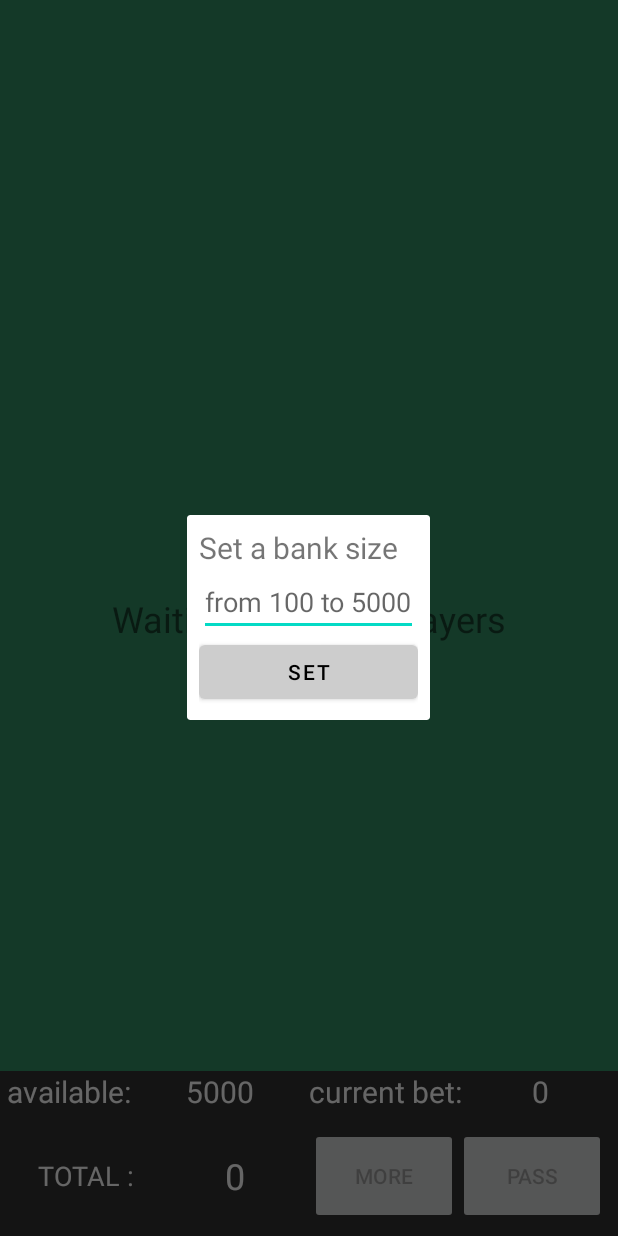
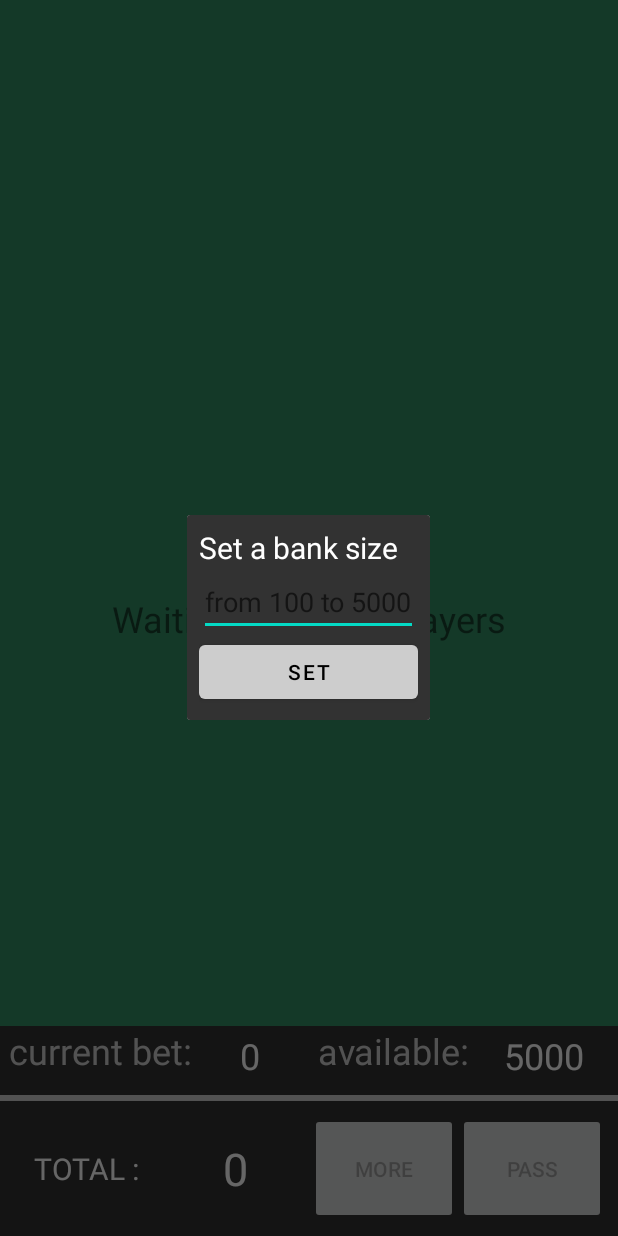
Before and after one commit to AksVl/CardGamesProject, an Android app: the fragment DialogSetBankSize placed in its activity, on a phone screen of 412 x 824 dp. Run offline under Robolectric (Android 15) with nearby library versions, the light colour scheme and no system bars; our stand-ins replace Firebase (no records; nobody signed in at launch, a user with empty details on screens opened directly); 3 statements that could not run were skipped.

Commit message:
UI design update

```diff
--- a/app/src/main/java/com/example/cardgamesproject/GameActivities/TwentyOneGame.java
+++ b/app/src/main/java/com/example/cardgamesproject/GameActivities/TwentyOneGame.java
@@ -97,6 +97,7 @@ public class TwentyOneGame extends AppCompatActivity {
         RoomRef = database.getReference("TwentyOneRooms/" + RoomName);
         binding.ready.setEnabled(false);
         binding.textBankersFirstCard.setVisibility(View.INVISIBLE);
+        binding.betText.setVisibility(View.INVISIBLE);
         RoomRef.addListenerForSingleValueEvent(new ValueEventListener() {
             @Override
             public void onDataChange(@NonNull DataSnapshot snapshot) {
@@ -172,6 +173,7 @@ public class TwentyOneGame extends AppCompatActivity {
             public void onDataChange(@NonNull DataSnapshot snapshot) {
                 binding.available.setText(String.valueOf(available));
                 binding.ShowBet.setText(String.valueOf(bet));
+                binding.betText.setVisibility(View.VISIBLE);
                 int my_pos;
                 int pos;
                 // region bank reading
@@ -528,6 +530,7 @@ public class TwentyOneGame extends AppCompatActivity {
                 } else {
                     binding.hand.removeAllViews();
                 }
+                Collections.reverse(Hand);
                 for (String got : Hand) {
                     Card card = AppMethods.CardLink(got);
                     total += GetValueOfCard(card);
@@ -778,7 +781,7 @@ public class TwentyOneGame extends AppCompatActivity {
     }
 
     public static void SetBankSize(String size) {
-        if (!size.equals("") && parseInt(size) > 99 && parseInt(size) < 5001) {
+        if (!size.equals("") && parseInt(size) > 99 && parseInt(size) < 5001 && parseInt(size) <= available) {
             Bank = parseInt(size);
             available -= Bank;
             RoomRef.child("_bank").setValue(Bank);
@@ -803,7 +806,7 @@ public class TwentyOneGame extends AppCompatActivity {
     }
 
     public static void SetBetSize(String gotBet) {
-        if (!gotBet.equals("") && parseInt(gotBet) > 9 && parseInt(gotBet) <= Bank) {
+        if (!gotBet.equals("") && parseInt(gotBet) > 9 && parseInt(gotBet) <= Bank && parseInt(gotBet) <= available) {
             bet = parseInt(gotBet);
             available -= bet;
             fm.beginTransaction().remove(dialog).commit();
@@ -847,13 +850,13 @@ public class TwentyOneGame extends AppCompatActivity {
         Pass.setText("Pass");
         TextView text = new TextView(context);
         text.setText("TOTAL :");
-        text.setTextSize(18);
+        text.setTextSize(20);
         text.setTextColor(Color.WHITE);
         text.setGravity(Gravity.CENTER);
         TextView total = new TextView(context);
         total.setText("0");
         total.setTextColor(Color.WHITE);
-        total.setTextSize(24);
+        total.setTextSize(30);
         total.setGravity(Gravity.CENTER);
         binding.buttonBar.addView(text, 0, params);
         binding.buttonBar.addView(total, 1, params);
--- a/app/src/main/res/layout/activity_twenty_one_game.xml
+++ b/app/src/main/res/layout/activity_twenty_one_game.xml
@@ -85,33 +85,14 @@
     <LinearLayout
         android:id="@+id/linearLayout"
         android:layout_width="match_parent"
-        android:layout_height="30dp"
+        android:layout_height="50dp"
         android:background="@color/DarkGrey"
         android:gravity="start"
         android:orientation="horizontal"
         app:layout_constraintBottom_toTopOf="@id/button_bar"
         app:layout_constraintStart_toStartOf="parent">
 
-        <LinearLayout
-            android:layout_width="match_parent"
-            android:layout_height="match_parent"
-            android:layout_weight="1">
 
-            <TextView
-                android:layout_width="wrap_content"
-                android:layout_height="wrap_content"
-                android:text=" available:"
-                android:textColor="@color/white"
-                android:textSize="20dp" />
-
-            <TextView
-                android:id="@+id/available"
-                android:layout_width="match_parent"
-                android:layout_height="wrap_content"
-                android:gravity="center"
-                android:textColor="@color/white"
-                android:textSize="20dp" />
-        </LinearLayout>
 
         <LinearLayout
             android:layout_width="match_parent"
@@ -121,26 +102,51 @@
             <TextView
                 android:id="@+id/betText"
                 android:layout_width="wrap_content"
-                android:layout_height="wrap_content"
-                android:text="current bet:"
-                android:textColor="@color/white"
-                android:textSize="20dp" />
+                android:layout_height="match_parent"
+                android:text=" current bet:"
+                android:textColor="@color/buttonGrey"
+                android:textSize="24dp" />
 
             <TextView
                 android:id="@+id/ShowBet"
                 android:layout_width="match_parent"
-                android:layout_height="wrap_content"
+                android:layout_height="40dp"
                 android:gravity="center"
                 android:textColor="@color/white"
-                android:textSize="20dp" />/>
+                android:textSize="24dp" />/>
+        </LinearLayout>
+        <LinearLayout
+            android:layout_width="match_parent"
+            android:layout_height="match_parent"
+            android:layout_weight="1">
+
+            <TextView
+                android:layout_width="wrap_content"
+                android:layout_height="match_parent"
+                android:text=" available:"
+                android:textColor="@color/buttonGrey"
+                android:textSize="24dp" />
+
+            <TextView
+                android:id="@+id/available"
+                android:layout_width="match_parent"
+                android:layout_height="40dp"
+                android:gravity="center"
+                android:textColor="@color/white"
+                android:textSize="24dp" />
         </LinearLayout>
     </LinearLayout>
 
-
+    <LinearLayout
+        android:layout_width="match_parent"
+        android:layout_height="4dp"
+        app:layout_constraintBottom_toTopOf="@+id/button_bar"
+        android:background="@color/buttonGrey"
+        />
     <LinearLayout
         android:id="@+id/button_bar"
         android:layout_width="match_parent"
-        android:layout_height="80dp"
+        android:layout_height="90dp"
         android:background="@color/DarkGrey"
         android:gravity="center"
         android:orientation="horizontal"
@@ -149,8 +155,8 @@
 
         <Button
             android:id="@+id/ready"
-            android:layout_width="wrap_content"
-            android:layout_height="wrap_content"
+            android:layout_width="match_parent"
+            android:layout_height="match_parent"
             android:text="I'm ready"
             android:textColor="@color/black" />
     </LinearLayout>
--- a/app/src/main/res/layout/fragment_dialog_bet_choose.xml
+++ b/app/src/main/res/layout/fragment_dialog_bet_choose.xml
@@ -5,16 +5,19 @@
     android:layout_height="match_parent"
     android:orientation="vertical"
     android:padding="8dp"
+    android:background="@color/DarkGrey"
     tools:context=".GameActivities.DialogFragments.DialogBetChooseFragment">
 
     <TextView
         android:id="@+id/title"
         android:layout_width="match_parent"
         android:layout_height="wrap_content"
+        android:textColor="@color/white"
         android:text="Choose a bet size"
         android:textSize="20dp"/>
     <EditText
         android:id="@+id/size"
+        android:textColor="@color/white"
         android:layout_width="match_parent"
         android:layout_height="wrap_content"
         android:inputType="number"
--- a/app/src/main/res/layout/fragment_dialog_set_bank.xml
+++ b/app/src/main/res/layout/fragment_dialog_set_bank.xml
@@ -5,16 +5,19 @@
     android:layout_height="match_parent"
     android:orientation="vertical"
     android:padding="8dp"
+    android:background="@color/DarkGrey"
     tools:context=".GameActivities.DialogFragments.DialogBetChooseFragment">
 
     <TextView
         android:id="@+id/title"
         android:layout_width="match_parent"
         android:layout_height="wrap_content"
+        android:textColor="@color/white"
         android:text="Set a bank size"
         android:textSize="20dp"/>
     <EditText
         android:id="@+id/size"
+        android:textColor="@color/white"
         android:layout_width="match_parent"
         android:layout_height="wrap_content"
         android:inputType="number"
```
